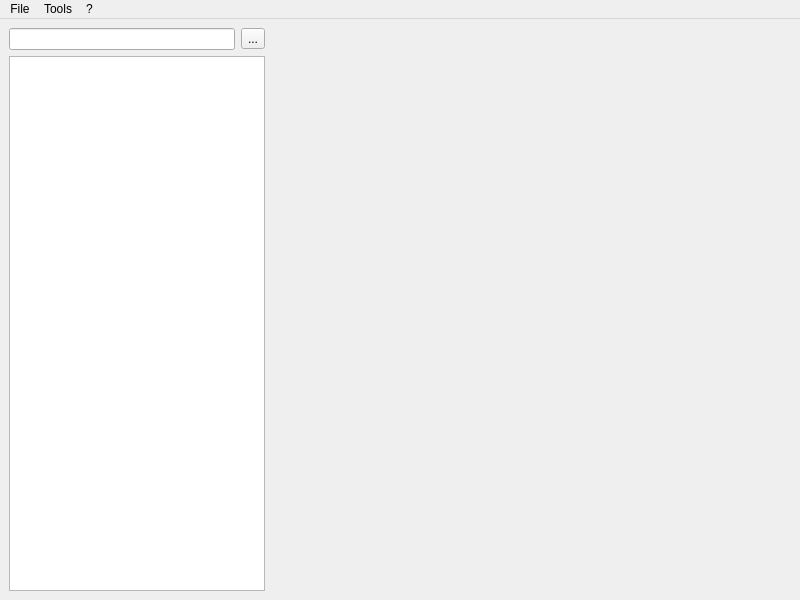
The window that ui/mainview.ui (brookite/ContactDialer) describes before a commit, drawn with Qt 5.
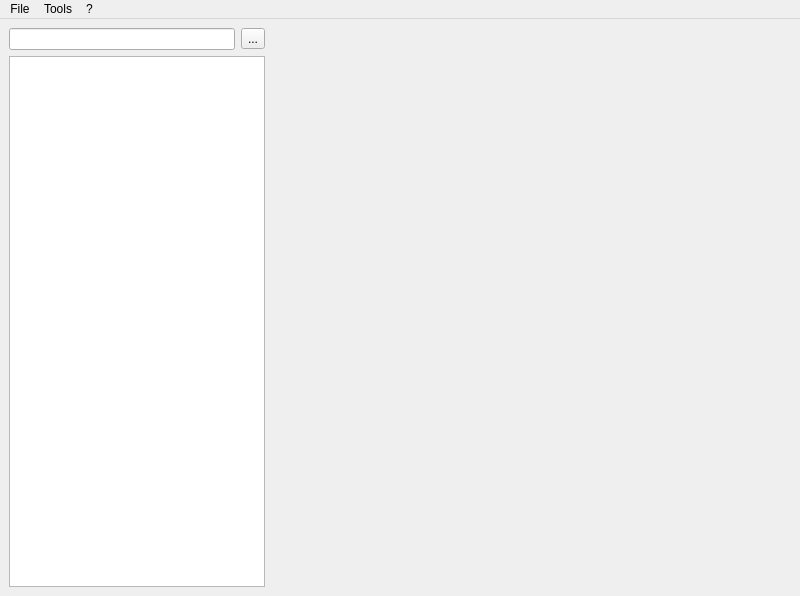
The same window after the commit.

The edit to the form file:
```diff
--- a/ui/mainview.ui
+++ b/ui/mainview.ui
@@ -7,7 +7,7 @@
     <x>0</x>
     <y>0</y>
     <width>800</width>
-    <height>600</height>
+    <height>596</height>
    </rect>
   </property>
   <property name="windowTitle">
@@ -39,6 +39,9 @@
           <verstretch>0</verstretch>
          </sizepolicy>
         </property>
+        <attribute name="headerVisible">
+         <bool>false</bool>
+        </attribute>
        </widget>
       </item>
      </layout>
```
Left out of the diff: 14 changed lines with no effect on the pictures.
